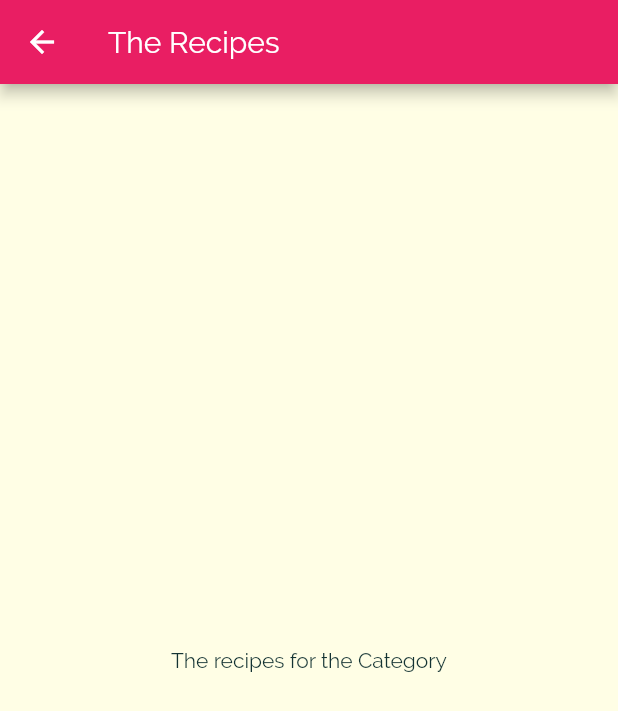
After one commit to deba33/meals_app, a Flutter app: the screen it shows after launch, after a tap on "Italian", on a phone screen of 412 x 824 dp. The commit adds this screen. Shown: the top 711 px of the screen. Run offline on Flutter 3.47's test engine with Material 2 defaults, Android fonts, the phone set to English and light mode, and no system bars.

Commit message:
Navigating to a new page

```diff
--- a/lib/category_item.dart
+++ b/lib/category_item.dart
@@ -1,4 +1,5 @@
 import 'package:flutter/material.dart';
+import './category_meals_screen.dart';
 
 class CategoryItem extends StatelessWidget {
   final String title;
@@ -6,9 +7,23 @@ class CategoryItem extends StatelessWidget {
 
   CategoryItem(this.title, this.color);
 
+  void selectCategory(ctx) {
+    Navigator.of(ctx).push(
+      MaterialPageRoute(
+        builder: (_) {
+          return CategoryMealsScreen();
+        },
+      ),
+    );
+  }
+
   @override
   Widget build(BuildContext context) {
-    return Container(
+    return InkWell(
+      onTap: () => selectCategory(context),
+      splashColor: Theme.of(context).primaryColor,
+      borderRadius: BorderRadius.circular(15),
+      child: Container(
         padding: const EdgeInsets.all(15),
         child: Text(
           title,
@@ -25,6 +40,7 @@ class CategoryItem extends StatelessWidget {
           ),
           borderRadius: BorderRadius.circular(15),
         ),
+      ),
     );
   }
 }
--- /dev/null
+++ b/lib/category_meals_screen.dart
@@ -0,0 +1,15 @@
+import 'package:flutter/material.dart';
+
+class CategoryMealsScreen extends StatelessWidget {
+  @override
+  Widget build(BuildContext context) {
+    return Scaffold(
+      appBar: AppBar(
+        title: Text("The Recipes"),
+      ),
+      body: Center(
+        child: Text("The recipes for the Category"),
+      ),
+    );
+  }
+}
```
Lines whose indentation alone changed are shown as unchanged.
